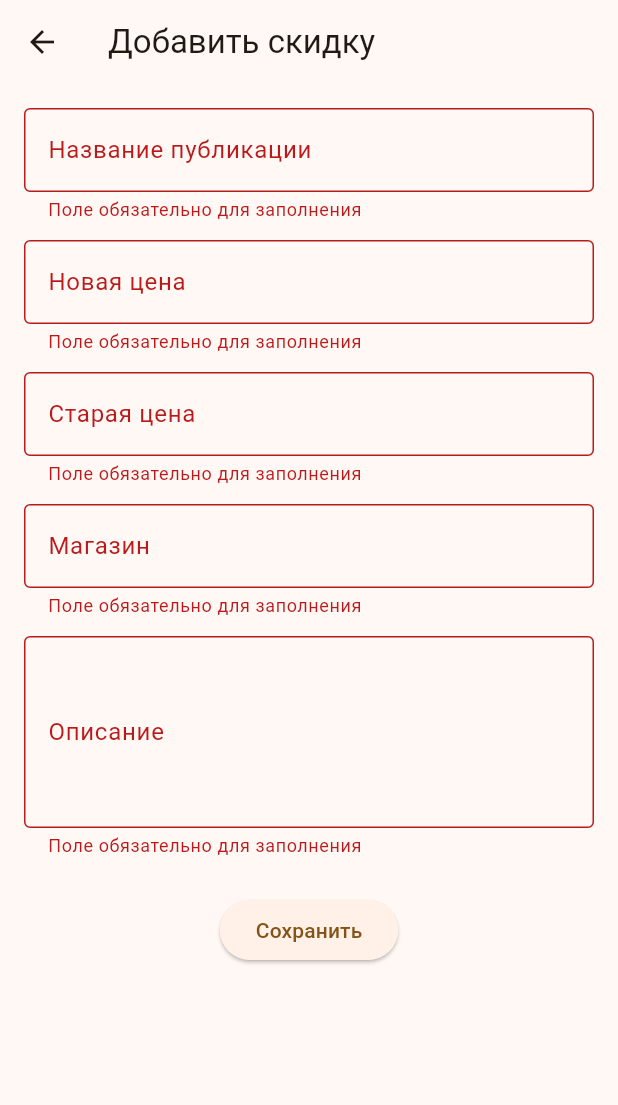
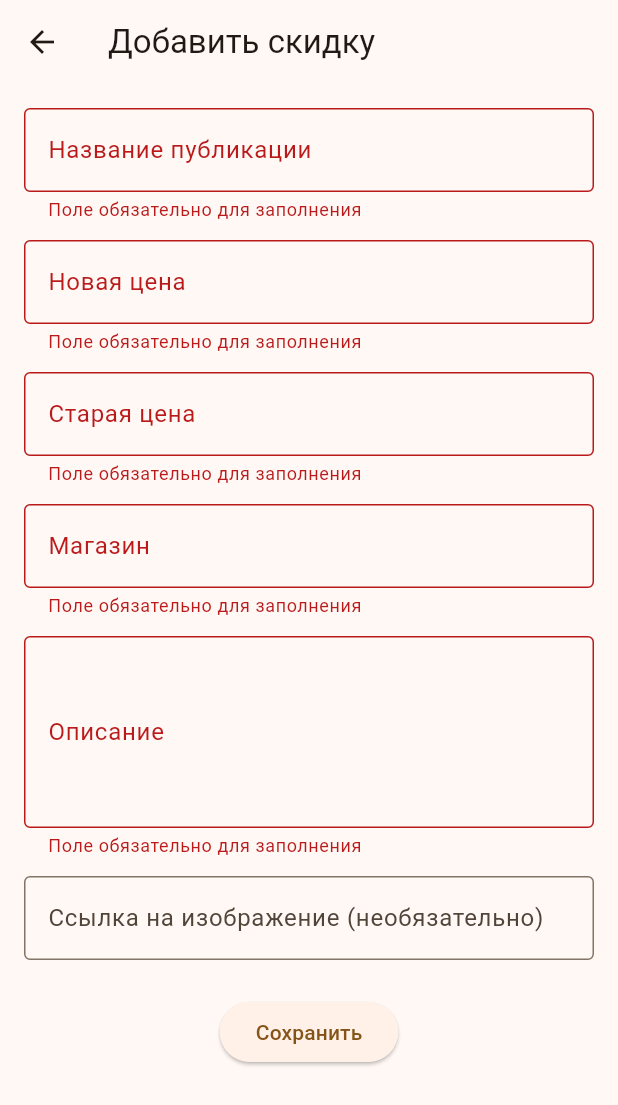
Before and after one commit to Minuano2653/Flutter_practice_5, a Flutter app: the AddDiscountScreen screen opened directly with empty values, after a tap on "Сохранить", on a phone screen of 412 x 824 dp. Shown: the top 1105 px of the screen. Run offline on Flutter 3.47's test engine with Material 3 defaults, Android fonts, the light colour scheme and no system bars; network calls fail.

Commit message:
added the ability to enter a link to an image

```diff
--- a/lib/features/discounts/screens/add_discount_screen.dart
+++ b/lib/features/discounts/screens/add_discount_screen.dart
@@ -23,15 +23,20 @@ class _AddDiscountScreenState extends State<AddDiscountScreen> {
   final _oldPriceController = TextEditingController();
   final _storeController = TextEditingController();
   final _descriptionController = TextEditingController();
+  final _imageUrlController = TextEditingController(); // 🆕
 
   void _save() {
     if (_formKey.currentState!.validate()) {
+      final imageUrl = _imageUrlController.text.trim().isNotEmpty
+          ? _imageUrlController.text.trim()
+          : '';
+
       final newDiscount = Discount(
         id: DateTime.now().millisecondsSinceEpoch.toString(),
         title: _titleController.text,
         newPrice: _newPriceController.text,
         oldPrice: _oldPriceController.text,
-        imageUrl: 'https://via.placeholder.com/150',
+        imageUrl: imageUrl,
         storeName: _storeController.text,
         author: currentUser,
         description: _descriptionController.text,
@@ -51,6 +56,7 @@ class _AddDiscountScreenState extends State<AddDiscountScreen> {
     _oldPriceController.dispose();
     _storeController.dispose();
     _descriptionController.dispose();
+    _imageUrlController.dispose();
     super.dispose();
   }
 
@@ -79,6 +85,8 @@ class _AddDiscountScreenState extends State<AddDiscountScreen> {
               _buildTextField(_storeController, 'Магазин'),
               const SizedBox(height: 12),
               _buildTextField(_descriptionController, 'Описание', maxLines: 4),
+              const SizedBox(height: 12),
+              _buildOptionalField(_imageUrlController, 'Ссылка на изображение'),
               const SizedBox(height: 24),
               ElevatedButton(
                 onPressed: _save,
@@ -113,4 +121,22 @@ class _AddDiscountScreenState extends State<AddDiscountScreen> {
       },
     );
   }
+
+  // 🆕 Поле без валидации (необязательное)
+  Widget _buildOptionalField(
+      TextEditingController controller,
+      String label, {
+        int maxLines = 1,
+        TextInputType keyboardType = TextInputType.text,
+      }) {
+    return TextFormField(
+      controller: controller,
+      maxLines: maxLines,
+      keyboardType: keyboardType,
+      decoration: InputDecoration(
+        labelText: '$label (необязательно)',
+        border: const OutlineInputBorder(),
+      ),
+    );
+  }
 }
```
